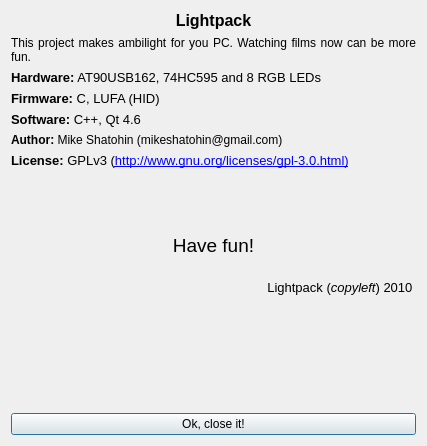
Above: Software/src/aboutdialog.ui from Atarity/Lightpack before the change. Below: the same form after it.
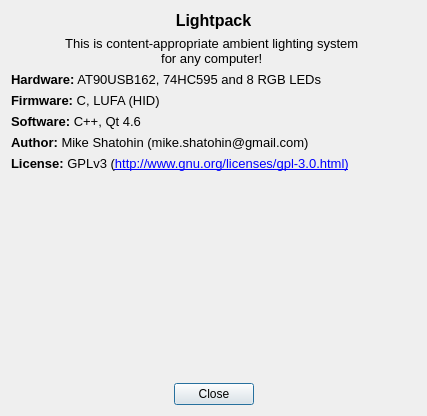
That is the form after the change. Icons and pictures are not drawn.

Commit message: Software: update ru_RU.ts; a little changes in aboutdialog and mainwindow user interfaces;

The edit to the form file:
```diff
--- a/Software/src/aboutdialog.ui
+++ b/Software/src/aboutdialog.ui
@@ -7,7 +7,7 @@
     <x>0</x>
     <y>0</y>
     <width>427</width>
-    <height>446</height>
+    <height>416</height>
    </rect>
   </property>
   <property name="minimumSize">
@@ -44,13 +44,18 @@
    <item>
     <widget class="QLabel" name="label_3">
      <property name="sizePolicy">
-      <sizepolicy hsizetype="Preferred" vsizetype="Preferred">
+      <sizepolicy hsizetype="Minimum" vsizetype="Minimum">
        <horstretch>0</horstretch>
        <verstretch>0</verstretch>
       </sizepolicy>
      </property>
      <property name="text">
-      <string>This project makes ambilight for you PC. Watching films now can be more fun. </string>
+      <string>&lt;!DOCTYPE HTML PUBLIC &quot;-//W3C//DTD HTML 4.0//EN&quot; &quot;http://www.w3.org/TR/REC-html40/strict.dtd&quot;&gt;
+&lt;html&gt;&lt;head&gt;&lt;meta name=&quot;qrichtext&quot; content=&quot;1&quot; /&gt;&lt;style type=&quot;text/css&quot;&gt;
+p, li { white-space: pre-wrap; }
+&lt;/style&gt;&lt;/head&gt;&lt;body style=&quot; font-family:'Sans'; font-size:10pt; font-weight:400; font-style:normal;&quot;&gt;
+&lt;p align=&quot;center&quot; style=&quot; margin-top:0px; margin-bottom:0px; margin-left:0px; margin-right:0px; -qt-block-indent:0; text-indent:0px;&quot;&gt;This is content-appropriate ambient lighting system &lt;/p&gt;
+&lt;p align=&quot;center&quot; style=&quot; margin-top:0px; margin-bottom:0px; margin-left:0px; margin-right:0px; -qt-block-indent:0; text-indent:0px;&quot;&gt;for any computer! &lt;/p&gt;&lt;/body&gt;&lt;/html&gt;</string>
      </property>
      <property name="alignment">
       <set>Qt::AlignJustify|Qt::AlignVCenter</set>
@@ -147,7 +152,11 @@
    <item>
     <widget class="QLabel" name="label_5">
      <property name="text">
-      <string>&lt;b&gt;Author:&lt;/b&gt; Mike Shatohin (mikeshatohin@gmail.com)</string>
+      <string>&lt;!DOCTYPE HTML PUBLIC &quot;-//W3C//DTD HTML 4.0//EN&quot; &quot;http://www.w3.org/TR/REC-html40/strict.dtd&quot;&gt;
+&lt;html&gt;&lt;head&gt;&lt;meta name=&quot;qrichtext&quot; content=&quot;1&quot; /&gt;&lt;style type=&quot;text/css&quot;&gt;
+p, li { white-space: pre-wrap; }
+&lt;/style&gt;&lt;/head&gt;&lt;body style=&quot; font-family:'Sans'; font-size:10pt; font-weight:400; font-style:normal;&quot;&gt;
+&lt;p style=&quot; margin-top:0px; margin-bottom:0px; margin-left:0px; margin-right:0px; -qt-block-indent:0; text-indent:0px;&quot;&gt;&lt;span style=&quot; font-weight:600;&quot;&gt;Author:&lt;/span&gt; Mike Shatohin (mike.shatohin@gmail.com)&lt;/p&gt;&lt;/body&gt;&lt;/html&gt;</string>
      </property>
      <property name="margin">
       <number>3</number>
@@ -219,25 +228,6 @@
      </property>
     </widget>
    </item>
-   <item>
-    <widget class="QLabel" name="label_4">
-     <property name="sizePolicy">
-      <sizepolicy hsizetype="Preferred" vsizetype="Minimum">
-       <horstretch>0</horstretch>
-       <verstretch>0</verstretch>
-      </sizepolicy>
-     </property>
-     <property name="text">
-      <string>&lt;!DOCTYPE HTML PUBLIC &quot;-//W3C//DTD HTML 4.0//EN&quot; &quot;http://www.w3.org/TR/REC-html40/strict.dtd&quot;&gt;
-&lt;html&gt;&lt;head&gt;&lt;meta name=&quot;qrichtext&quot; content=&quot;1&quot; /&gt;&lt;style type=&quot;text/css&quot;&gt;
-p, li { white-space: pre-wrap; }
-&lt;/style&gt;&lt;/head&gt;&lt;body style=&quot; font-family:'Sans'; font-size:10pt; font-weight:400; font-style:normal;&quot;&gt;
-&lt;p align=&quot;center&quot; style=&quot; margin-top:0px; margin-bottom:0px; margin-left:0px; margin-right:0px; -qt-block-indent:0; text-indent:0px;&quot;&gt;&lt;span style=&quot; font-size:14pt;&quot;&gt;Have fun!&lt;/span&gt;&lt;/p&gt;
-&lt;p align=&quot;center&quot; style=&quot;-qt-paragraph-type:empty; margin-top:0px; margin-bottom:0px; margin-left:0px; margin-right:0px; -qt-block-indent:0; text-indent:0px; font-size:14pt;&quot;&gt;&lt;/p&gt;
-&lt;p align=&quot;right&quot; style=&quot; margin-top:0px; margin-bottom:0px; margin-left:0px; margin-right:0px; -qt-block-indent:0; text-indent:0px;&quot;&gt;Lightpack (&lt;span style=&quot; font-style:italic;&quot;&gt;copyleft&lt;/span&gt;) 2010 &lt;/p&gt;&lt;/body&gt;&lt;/html&gt;</string>
-     </property>
-    </widget>
-   </item>
    <item>
     <spacer name="verticalSpacer">
      <property name="orientation">
@@ -255,11 +245,41 @@
     </spacer>
    </item>
    <item>
-    <widget class="QPushButton" name="pushButton">
-     <property name="text">
-      <string>Ok, close it!</string>
-     </property>
-    </widget>
+    <layout class="QHBoxLayout" name="horizontalLayout">
+     <item>
+      <spacer name="horizontalSpacer">
+       <property name="orientation">
+        <enum>Qt::Horizontal</enum>
+       </property>
+       <property name="sizeHint" stdset="0">
+        <size>
+         <width>40</width>
+         <height>20</height>
+        </size>
+       </property>
+      </spacer>
+     </item>
+     <item>
+      <widget class="QPushButton" name="pushButton">
+       <property name="text">
+        <string>Close</string>
+       </property>
+      </widget>
+     </item>
+     <item>
+      <spacer name="horizontalSpacer_2">
+       <property name="orientation">
+        <enum>Qt::Horizontal</enum>
+       </property>
+       <property name="sizeHint" stdset="0">
+        <size>
+         <width>40</width>
+         <height>20</height>
+        </size>
+       </property>
+      </spacer>
+     </item>
+    </layout>
    </item>
   </layout>
  </widget>
```
The commit also changes 2 other files.
